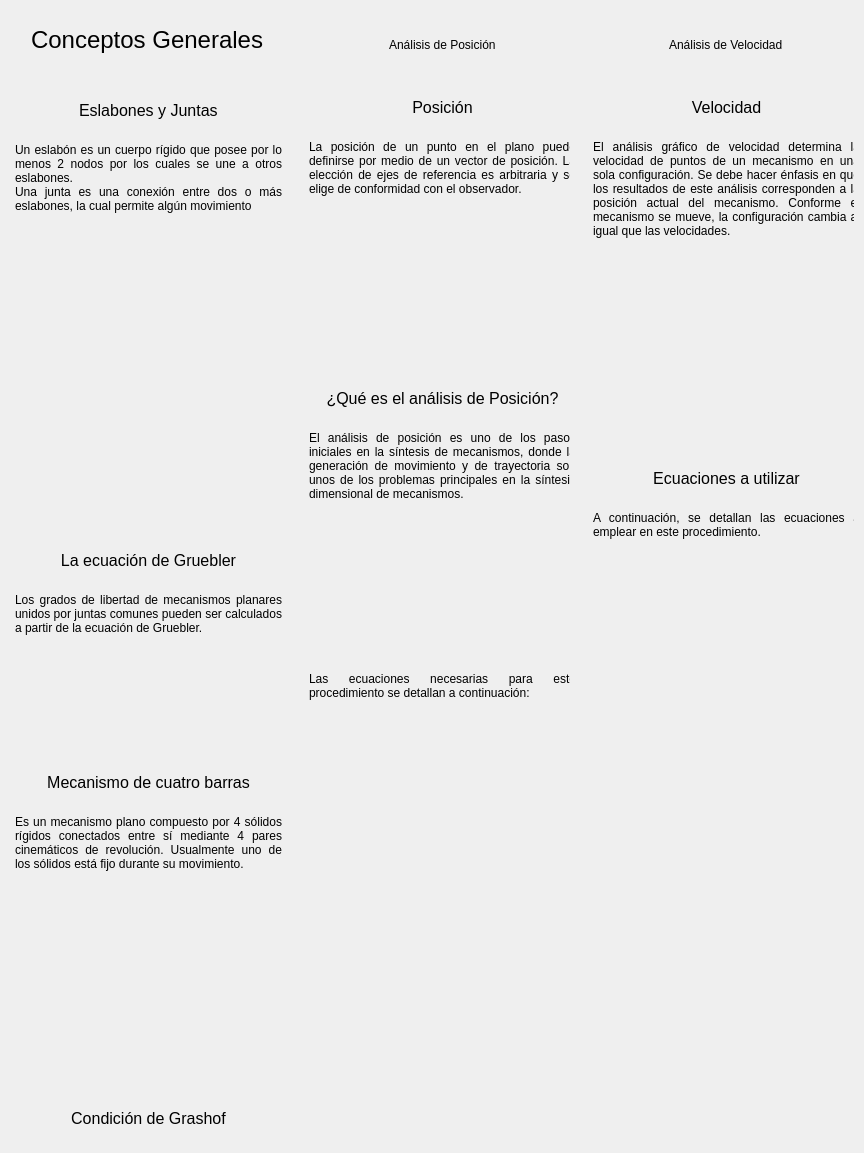
Above: src/interfaces/pages/main_pages.ui from William-HUAMAN/Interfaz_TMM before the change. Below: the same form after it.
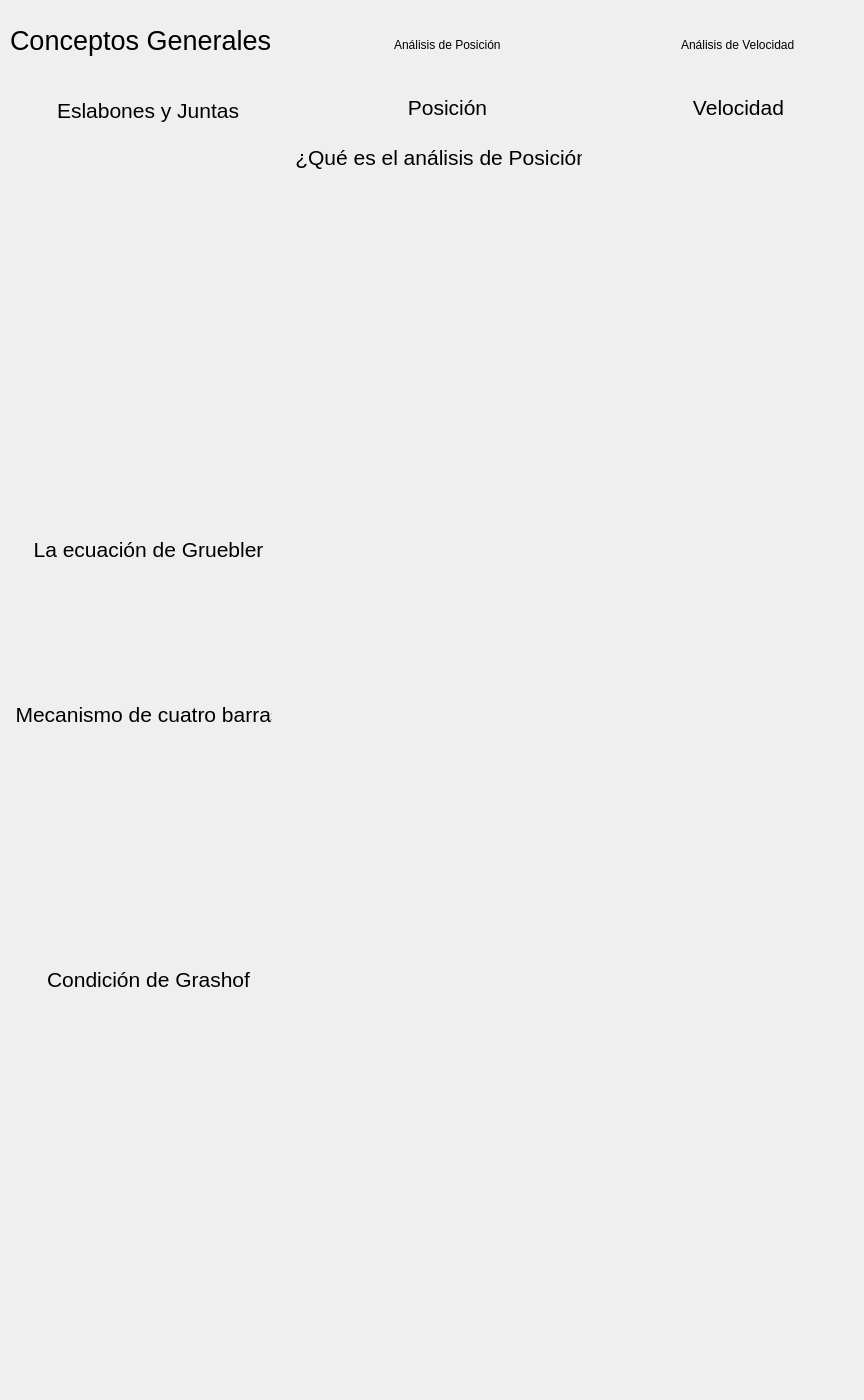
That is the form after the change. The open tabs and pages were chosen to show the change.

Commit message: ya se puede cambiar el tamaño de la letra

```diff
--- a/src/interfaces/pages/main_pages.ui
+++ b/src/interfaces/pages/main_pages.ui
@@ -7,7 +7,7 @@
     <x>0</x>
     <y>0</y>
     <width>864</width>
-    <height>1153</height>
+    <height>1400</height>
    </rect>
   </property>
   <property name="windowTitle">
@@ -32,7 +32,7 @@
    <item>
     <widget class="QStackedWidget" name="pages">
      <property name="currentIndex">
-      <number>1</number>
+      <number>2</number>
      </property>
      <widget class="QWidget" name="page_1">
       <property name="styleSheet">
@@ -270,13 +270,13 @@
            </property>
            <property name="font">
             <font>
-             <pointsize>18</pointsize>
+             <pointsize>20</pointsize>
              <italic>false</italic>
              <bold>false</bold>
             </font>
            </property>
            <property name="styleSheet">
-            <string notr="true">font: 18pt &quot;Segoe UI&quot;;</string>
+            <string notr="true">font: 20pt &quot;Segoe UI&quot;;</string>
            </property>
            <property name="text">
             <string>Conceptos Generales</string>
@@ -306,7 +306,7 @@
               <x>0</x>
               <y>0</y>
               <width>277</width>
-              <height>1420</height>
+              <height>1312</height>
              </rect>
             </property>
             <property name="styleSheet">
@@ -342,8 +342,14 @@
                  <height>35</height>
                 </size>
                </property>
+               <property name="font">
+                <font>
+                 <pointsize>16</pointsize>
+                 <bold>false</bold>
+                </font>
+               </property>
                <property name="styleSheet">
-                <string notr="true">font-size: 12pt</string>
+                <string notr="true">font-size: 16pt</string>
                </property>
                <property name="text">
                 <string>Eslabones y Juntas</string>
@@ -351,18 +357,7 @@
               </widget>
              </item>
              <item>
-              <widget class="QLabel" name="description_eslabon">
-               <property name="text">
-                <string>Un eslabón es un cuerpo rígido que posee por lo menos 2 nodos por los cuales se une a otros eslabones.
-Una junta es una conexión entre dos o más eslabones, la cual permite algún movimiento</string>
-               </property>
-               <property name="alignment">
-                <set>Qt::AlignJustify|Qt::AlignTop</set>
-               </property>
-               <property name="wordWrap">
-                <bool>true</bool>
-               </property>
-              </widget>
+              <layout class="QVBoxLayout" name="description_layout"/>
              </item>
              <item alignment="Qt::AlignHCenter|Qt::AlignVCenter">
               <widget class="QFrame" name="frame_eslabon">
@@ -413,11 +408,11 @@
                </property>
                <property name="font">
                 <font>
-                 <pointsize>12</pointsize>
+                 <pointsize>16</pointsize>
                 </font>
                </property>
                <property name="styleSheet">
-                <string notr="true">font-size: 12pt</string>
+                <string notr="true">font-size: 16pt</string>
                </property>
                <property name="text">
                 <string>La ecuación de Gruebler</string>
@@ -428,17 +423,7 @@
               </widget>
              </item>
              <item>
-              <widget class="QLabel" name="description_grubler">
-               <property name="text">
-                <string>Los grados de libertad de mecanismos planares unidos por juntas comunes pueden ser calculados a partir de la ecuación de Gruebler.</string>
-               </property>
-               <property name="alignment">
-                <set>Qt::AlignJustify|Qt::AlignTop</set>
-               </property>
-               <property name="wordWrap">
-                <bool>true</bool>
-               </property>
-              </widget>
+              <layout class="QVBoxLayout" name="desc_gruebler_layout"/>
              </item>
              <item alignment="Qt::AlignHCenter">
               <widget class="QFrame" name="frame_gruebler">
@@ -489,11 +474,11 @@
                </property>
                <property name="font">
                 <font>
-                 <pointsize>12</pointsize>
+                 <pointsize>16</pointsize>
                 </font>
                </property>
                <property name="styleSheet">
-                <string notr="true">font-size: 12pt</string>
+                <string notr="true">font-size: 16pt</string>
                </property>
                <property name="text">
                 <string>Mecanismo de cuatro barras</string>
@@ -504,17 +489,7 @@
               </widget>
              </item>
              <item>
-              <widget class="QLabel" name="description_4bar">
-               <property name="text">
-                <string>Es un mecanismo plano compuesto por 4 sólidos rígidos conectados entre sí mediante 4 pares cinemáticos de revolución. Usualmente uno de los sólidos está fijo durante su movimiento.</string>
-               </property>
-               <property name="alignment">
-                <set>Qt::AlignJustify|Qt::AlignTop</set>
-               </property>
-               <property name="wordWrap">
-                <bool>true</bool>
-               </property>
-              </widget>
+              <layout class="QVBoxLayout" name="mecanismo4_layout"/>
              </item>
              <item alignment="Qt::AlignHCenter">
               <widget class="QFrame" name="frame_mecanismo">
@@ -565,11 +540,11 @@
                </property>
                <property name="font">
                 <font>
-                 <pointsize>12</pointsize>
+                 <pointsize>16</pointsize>
                 </font>
                </property>
                <property name="styleSheet">
-                <string notr="true">font-size: 12pt</string>
+                <string notr="true">font-size: 16pt</string>
                </property>
                <property name="text">
                 <string>Condición de Grashof</string>
@@ -580,17 +555,7 @@
               </widget>
              </item>
              <item>
-              <widget class="QLabel" name="description_grashof">
-               <property name="text">
-                <string>Es una relación que predice el comportamiento de rotación o rotabilidad de las inversiones de un mecanismo de cuatro barras basado sólo en las longitudes de los eslabones.</string>
-               </property>
-               <property name="alignment">
-                <set>Qt::AlignJustify|Qt::AlignTop</set>
-               </property>
-               <property name="wordWrap">
-                <bool>true</bool>
-               </property>
-              </widget>
+              <layout class="QVBoxLayout" name="desc_grashof_layout"/>
              </item>
              <item alignment="Qt::AlignHCenter|Qt::AlignTop">
               <widget class="QFrame" name="frame_grashof">
@@ -626,17 +591,7 @@
               </widget>
              </item>
              <item>
-              <widget class="QLabel" name="description_label_2">
-               <property name="text">
-                <string>De cumplirse la condición, el eslabonamiento es de Grashof y por lo menos un eslabón será capaz de realizar una revolución completa con respecto al plano de bancada.</string>
-               </property>
-               <property name="alignment">
-                <set>Qt::AlignJustify|Qt::AlignTop</set>
-               </property>
-               <property name="wordWrap">
-                <bool>true</bool>
-               </property>
-              </widget>
+              <layout class="QVBoxLayout" name="grashof2_layout"/>
              </item>
             </layout>
            </widget>
@@ -668,8 +623,8 @@
              <rect>
               <x>0</x>
               <y>0</y>
-              <width>277</width>
-              <height>1131</height>
+              <width>299</width>
+              <height>1378</height>
              </rect>
             </property>
             <property name="styleSheet">
@@ -706,7 +661,7 @@
                 </size>
                </property>
                <property name="styleSheet">
-                <string notr="true">font: 18pt &quot;Segoe UI&quot;;</string>
+                <string notr="true">font: 20pt &quot;Segoe UI&quot;;</string>
                </property>
                <property name="text">
                 <string>Análisis de Posición</string>
@@ -729,11 +684,11 @@
                </property>
                <property name="font">
                 <font>
-                 <pointsize>12</pointsize>
+                 <pointsize>16</pointsize>
                 </font>
                </property>
                <property name="styleSheet">
-                <string notr="true">font-size: 12pt</string>
+                <string notr="true">font-size: 16pt</string>
                </property>
                <property name="text">
                 <string>Posición</string>
@@ -744,17 +699,7 @@
               </widget>
              </item>
              <item>
-              <widget class="QLabel" name="description_pos">
-               <property name="text">
-                <string>La posición de un punto en el plano puede definirse por medio de un vector de posición. La elección de ejes de referencia es arbitraria y se elige de conformidad con el observador.</string>
-               </property>
-               <property name="alignment">
-                <set>Qt::AlignJustify|Qt::AlignTop</set>
-               </property>
-               <property name="wordWrap">
-                <bool>true</bool>
-               </property>
-              </widget>
+              <layout class="QVBoxLayout" name="pos_layout"/>
              </item>
              <item>
               <widget class="QLabel" name="t_grashof_2">
@@ -772,11 +717,11 @@
                </property>
                <property name="font">
                 <font>
-                 <pointsize>12</pointsize>
+                 <pointsize>16</pointsize>
                 </font>
                </property>
                <property name="styleSheet">
-                <string notr="true">font-size: 12pt</string>
+                <string notr="true">font-size: 16pt</string>
                </property>
                <property name="text">
                 <string>¿Qué es el análisis de Posición?</string>
@@ -787,30 +732,7 @@
               </widget>
              </item>
              <item>
-              <widget class="QLabel" name="description_grashof_2">
-               <property name="text">
-                <string>El análisis de posición es uno de los pasos iniciales en la síntesis de mecanismos, donde la generación de movimiento y de trayectoria son unos de los problemas principales en la síntesis dimensional de mecanismos.</string>
-               </property>
-               <property name="alignment">
-                <set>Qt::AlignJustify|Qt::AlignTop</set>
-               </property>
-               <property name="wordWrap">
-                <bool>true</bool>
-               </property>
-              </widget>
-             </item>
-             <item>
-              <widget class="QLabel" name="description_label_3">
-               <property name="text">
-                <string>Las ecuaciones necesarias para este procedimiento se detallan a continuación:</string>
-               </property>
-               <property name="alignment">
-                <set>Qt::AlignJustify|Qt::AlignTop</set>
-               </property>
-               <property name="wordWrap">
-                <bool>true</bool>
-               </property>
-              </widget>
+              <layout class="QVBoxLayout" name="pos_analysis_layout"/>
              </item>
              <item>
               <widget class="QWidget" name="widget_2" native="true">
@@ -860,7 +782,7 @@
               <x>0</x>
               <y>0</y>
               <width>277</width>
-              <height>1131</height>
+              <height>1378</height>
              </rect>
             </property>
             <property name="styleSheet">
@@ -897,7 +819,7 @@
                 </size>
                </property>
                <property name="styleSheet">
-                <string notr="true">font: 18pt &quot;Segoe UI&quot;;</string>
+                <string notr="true">font: 20pt &quot;Segoe UI&quot;;</string>
                </property>
                <property name="text">
                 <string>Análisis de Velocidad</string>
@@ -920,11 +842,11 @@
                </property>
                <property name="font">
                 <font>
-                 <pointsize>12</pointsize>
+                 <pointsize>16</pointsize>
                 </font>
                </property>
                <property name="styleSheet">
-                <string notr="true">font-size: 12pt</string>
+                <string notr="true">font-size: 16pt</string>
                </property>
                <property name="text">
                 <string>Velocidad</string>
@@ -935,60 +857,7 @@
               </widget>
              </item>
              <item>
-              <widget class="QLabel" name="description_label_4">
-               <property name="text">
-                <string>El análisis gráfico de velocidad determina la velocidad de puntos de un mecanismo en una sola configuración. Se debe hacer énfasis en que los resultados de este análisis corresponden a la posición actual del mecanismo. Conforme el mecanismo se mueve, la configuración cambia al igual que las velocidades.</string>
-               </property>
-               <property name="alignment">
-                <set>Qt::AlignJustify|Qt::AlignTop</set>
-               </property>
-               <property name="wordWrap">
-                <bool>true</bool>
-               </property>
-              </widget>
-             </item>
-             <item>
-              <widget class="QLabel" name="t_4bar_2">
-               <property name="minimumSize">
-                <size>
-                 <width>0</width>
-                 <height>35</height>
-                </size>
-               </property>
-               <property name="maximumSize">
-                <size>
-                 <width>16777215</width>
-                 <height>35</height>
-                </size>
-               </property>
-               <property name="font">
-                <font>
-                 <pointsize>12</pointsize>
-                </font>
-               </property>
-               <property name="styleSheet">
-                <string notr="true">font-size: 12pt</string>
-               </property>
-               <property name="text">
-                <string>Ecuaciones a utilizar</string>
-               </property>
-               <property name="alignment">
-                <set>Qt::AlignCenter</set>
-               </property>
-              </widget>
-             </item>
-             <item>
-              <widget class="QLabel" name="description_eslabon_2">
-               <property name="text">
-                <string>A continuación, se detallan las ecuaciones a emplear en este procedimiento.</string>
-               </property>
-               <property name="alignment">
-                <set>Qt::AlignJustify|Qt::AlignTop</set>
-               </property>
-               <property name="wordWrap">
-                <bool>true</bool>
-               </property>
-              </widget>
+              <layout class="QVBoxLayout" name="vel_analysis_layout"/>
              </item>
              <item>
               <widget class="QWidget" name="widget_3" native="true">
@@ -1055,7 +924,7 @@
             <x>0</x>
             <y>0</y>
             <width>844</width>
-            <height>1133</height>
+            <height>1380</height>
            </rect>
           </property>
           <property name="styleSheet">
@@ -1084,40 +953,11 @@
                <item>
                 <layout class="QHBoxLayout" name="graph_layout"/>
                </item>
-               <item>
-                <layout class="QHBoxLayout" name="play_layout"/>
-               </item>
               </layout>
              </item>
-             <item alignment="Qt::AlignRight|Qt::AlignTop">
-              <widget class="QFrame" name="frame_parameters">
-               <property name="minimumSize">
-                <size>
-                 <width>320</width>
-                 <height>410</height>
-                </size>
-               </property>
-               <property name="maximumSize">
-                <size>
-                 <width>320</width>
-                 <height>410</height>
-                </size>
-               </property>
-               <property name="frameShape">
-                <enum>QFrame::StyledPanel</enum>
-               </property>
-               <property name="frameShadow">
-                <enum>QFrame::Raised</enum>
-               </property>
-               <widget class="QWidget" name="layoutWidget">
-                <property name="geometry">
-                 <rect>
-                  <x>0</x>
-                  <y>0</y>
-                  <width>321</width>
-                  <height>411</height>
-                 </rect>
-                </property>
+             <item>
+              <layout class="QVBoxLayout" name="verticalLayout_9">
+               <item>
                 <layout class="QVBoxLayout" name="parameters">
                  <item>
                   <widget class="QLabel" name="title_section3_2">
@@ -1435,9 +1275,12 @@
                    </item>
                   </layout>
                  </item>
+                 <item>
+                  <layout class="QVBoxLayout" name="play_layout"/>
+                 </item>
                 </layout>
-               </widget>
-              </widget>
+               </item>
+              </layout>
              </item>
             </layout>
            </item>
```
The commit also changes 6 other files.
